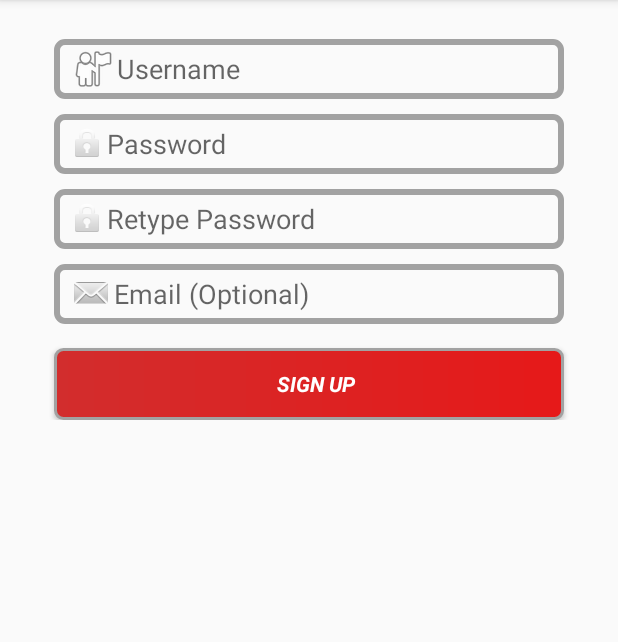
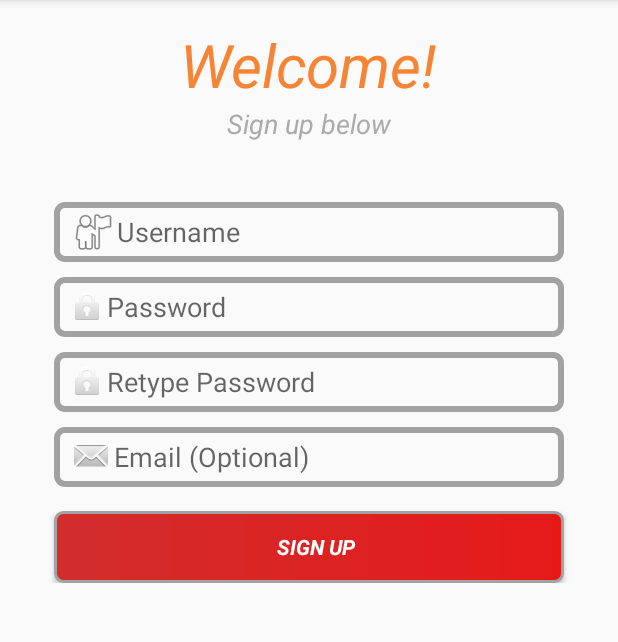
Before and after one commit to davis123123/iNGAGE, an Android app: the SignUpActivity screen opened directly, with no data from a screen before it, on a phone screen of 412 x 824 dp, the part 84-726 px from its top. Run offline under Robolectric (Android 15) with nearby library versions, the phone set to English and light mode, and no system bars.

Commit message:
Added header to sign up page

```diff
--- a/app/src/main/res/layout/activity_sign_up.xml
+++ b/app/src/main/res/layout/activity_sign_up.xml
@@ -13,6 +13,31 @@
         android:layout_width="fill_parent"
         android:layout_height="wrap_content"
         android:orientation="vertical">
+
+        <TextView
+            android:layout_width="wrap_content"
+            android:layout_height="wrap_content"
+            android:textAppearance="?android:attr/textAppearanceLarge"
+            android:text="Welcome!"
+            android:id="@+id/title"
+            android:layout_gravity="center_horizontal"
+            android:textColor="@color/splash_text"
+            android:layout_centerHorizontal="true"
+            android:gravity="center_horizontal"
+            android:textSize="40dp"
+            android:textStyle="italic"/>
+
+        <TextView
+            android:layout_width="wrap_content"
+            android:layout_height="wrap_content"
+            android:textAppearance="?android:attr/textAppearanceMedium"
+            android:text="Sign up below"
+            android:id="@+id/subheader"
+            android:layout_gravity="center_horizontal"
+            android:textStyle="italic"
+            android:textColor="#ABABAB"
+            android:layout_marginBottom="30dp"/>
+
         <EditText
             android:id="@+id/sign_up_username"
             android:layout_width="fill_parent"
```
